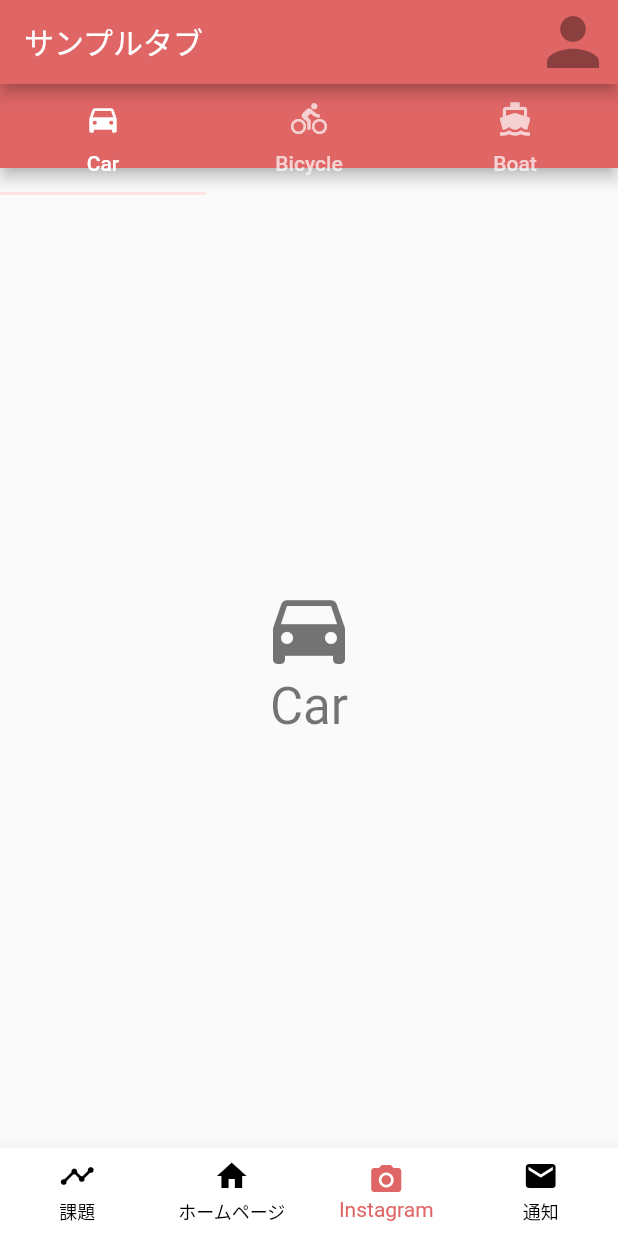
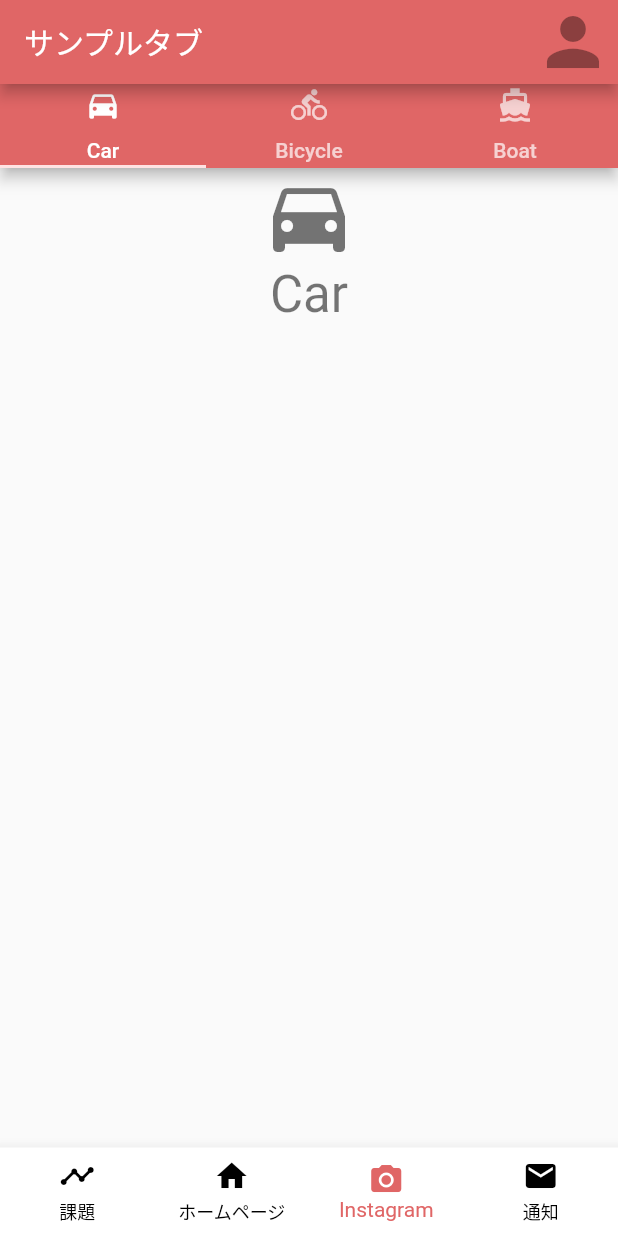
Before and after one commit to nord2sudjp/jumpin, a Flutter app: the screen it shows after launch, item 3 of the bottom bar chosen, on a phone screen of 412 x 824 dp. Run offline on Flutter 3.47's test engine with Material 2 defaults, Android fonts, the phone set to English and light mode, and no system bars; our stand-ins replace webview_flutter; Roboto replaces fonts that are missing (OpenSans, QuickSand).

Commit message:
sample tab screen

```diff
--- a/lib/screen/SampleTabScreen.dart
+++ b/lib/screen/SampleTabScreen.dart
@@ -5,7 +5,22 @@ class SampleTabScreen extends StatefulWidget {
   _SampleTabScreenState createState() => _SampleTabScreenState();
 }
 
-class _SampleTabScreenState extends State<SampleTabScreen> {
+class _SampleTabScreenState extends State<SampleTabScreen>
+    with SingleTickerProviderStateMixin {
+  TabController _tabController;
+
+  @override
+  void initState() {
+    super.initState();
+    _tabController = TabController(vsync: this, length: _tab.length);
+  }
+
+  @override
+  void dispose() {
+    _tabController.dispose();
+    super.dispose();
+  }
+
   final _tab = <Tab>[
     Tab(text: 'Car', icon: Icon(Icons.directions_car)),
     Tab(text: 'Bicycle', icon: Icon(Icons.directions_bike)),
@@ -13,25 +28,27 @@ class _SampleTabScreenState extends State<SampleTabScreen> {
   ];
 
   Widget build(BuildContext context) {
-    return DefaultTabController(
-      length: _tab.length,
-      child: Scaffold(
-        appBar: AppBar(
-          flexibleSpace: Column(
+    return Scaffold(
+      appBar: AppBar(
+        flexibleSpace: SafeArea(
+          child: Column(
             mainAxisAlignment: MainAxisAlignment.end,
-            children: <Widget>[
-              TabBar(
-                tabs: _tab,
+            children: [
+              Expanded(
+                child: TabBar(
+                  controller: _tabController,
+                  tabs: _tab,
+                ),
               ),
             ],
           ),
         ),
-        body: TabBarView(children: <Widget>[
-          TabPage(title: 'Car', icon: Icons.directions_car),
-          TabPage(title: 'Bicycle', icon: Icons.directions_bike),
-          TabPage(title: 'Boat', icon: Icons.directions_boat),
-        ]),
       ),
+      body: TabBarView(controller: _tabController, children: <Widget>[
+        TabPage(title: 'Car', icon: Icons.directions_car),
+        TabPage(title: 'Bicycle', icon: Icons.directions_bike),
+        TabPage(title: 'Boat', icon: Icons.directions_boat),
+      ]),
     );
   }
 }
@@ -47,7 +64,7 @@ class TabPage extends StatelessWidget {
     final TextStyle textStyle = Theme.of(context).textTheme.display1;
     return Center(
       child: Column(
-        mainAxisSize: MainAxisSize.min,
+        //mainAxisSize: MainAxisSize.min,
         crossAxisAlignment: CrossAxisAlignment.center,
         children: <Widget>[
           Icon(icon, size: 64.0, color: textStyle.color),
```
